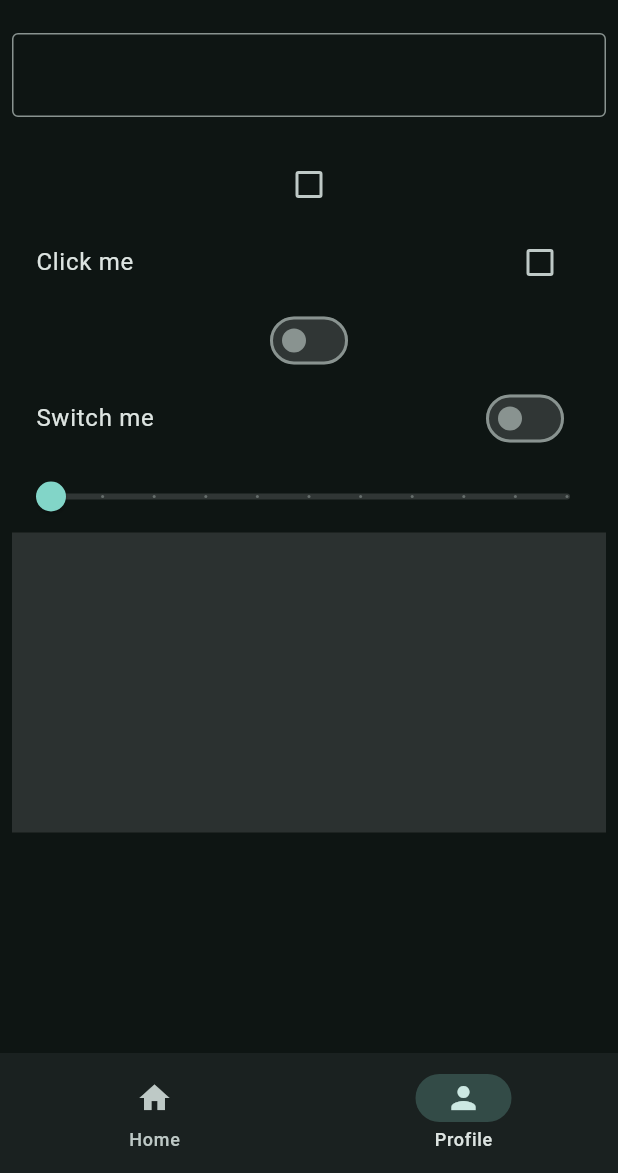
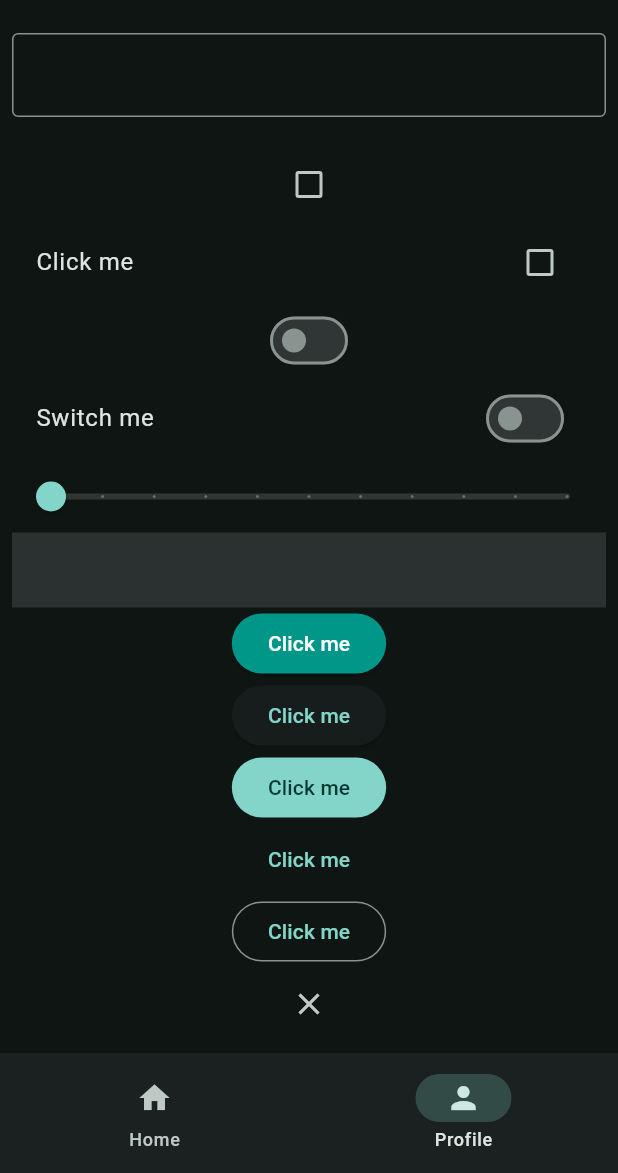
Before and after one commit to IsakBH/niche_app, a Flutter app: the screen it shows after launch, item 2 of the bottom bar chosen, on a phone screen of 412 x 824 dp, the part 63-1236 px from its top. Run offline on Flutter 3.47's test engine with Material 3 defaults, Android fonts, the phone set to English and light mode, and no system bars.

Commit message:
maaasse knapper - elevatedbutton, filledbutton, textbutton, outlinedbutton, closebutton og backbutton. maaange forskjellige bruksområder her, men for å være helt ærlig så tror jeg at jeg bare kommer til å bruke én type, lol

```diff
--- a/analysis_options.yaml
+++ b/analysis_options.yaml
@@ -34,5 +34,8 @@ linter:
     # avoid_print: false  # Uncomment to disable the `avoid_print` rule
     # prefer_single_quotes: true  # Uncomment to enable the `prefer_single_quotes` rule
 
+formatter:
+  trailing_commas: preserve
+
 # Additional information about this file can be found at
 # https://dart.dev/guides/language/analysis-options
--- a/lib/views/pages/profile_page.dart
+++ b/lib/views/pages/profile_page.dart
@@ -85,10 +85,43 @@ class _ProfilePageState extends State<ProfilePage> {
                 print("Image selected");
               },
               child: Container(
-                height: 200,
+                height: 50,
                 width: double.infinity,
-                color: Colors.white12,),
+                color: Colors.white12,
+              ),
             ),
+
+            ElevatedButton(
+              onPressed: () {},
+              style: ElevatedButton.styleFrom(
+                backgroundColor: Colors.teal,
+                foregroundColor: Colors.white,
+              ),
+              child: Text("Click me"),
+            ),
+
+            ElevatedButton(
+              onPressed: () {},
+              child: Text("Click me"),
+            ),
+
+            FilledButton(
+              onPressed: () {},
+              child: Text("Click me"),
+            ),
+
+            TextButton(
+              onPressed: () {},
+              child: Text("Click me"),
+            ),
+
+            OutlinedButton(
+              onPressed: () {},
+              child: Text("Click me"),
+            ),
+
+            CloseButton(),
+            BackButton(),
           ],
         ),
       ),
```
